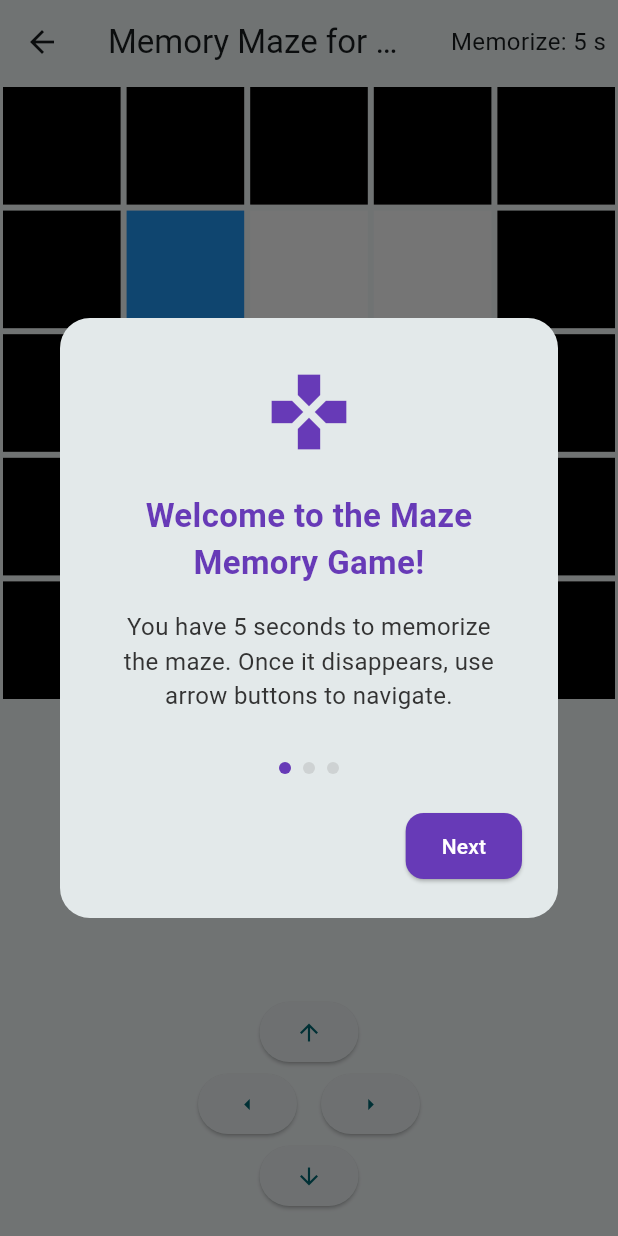
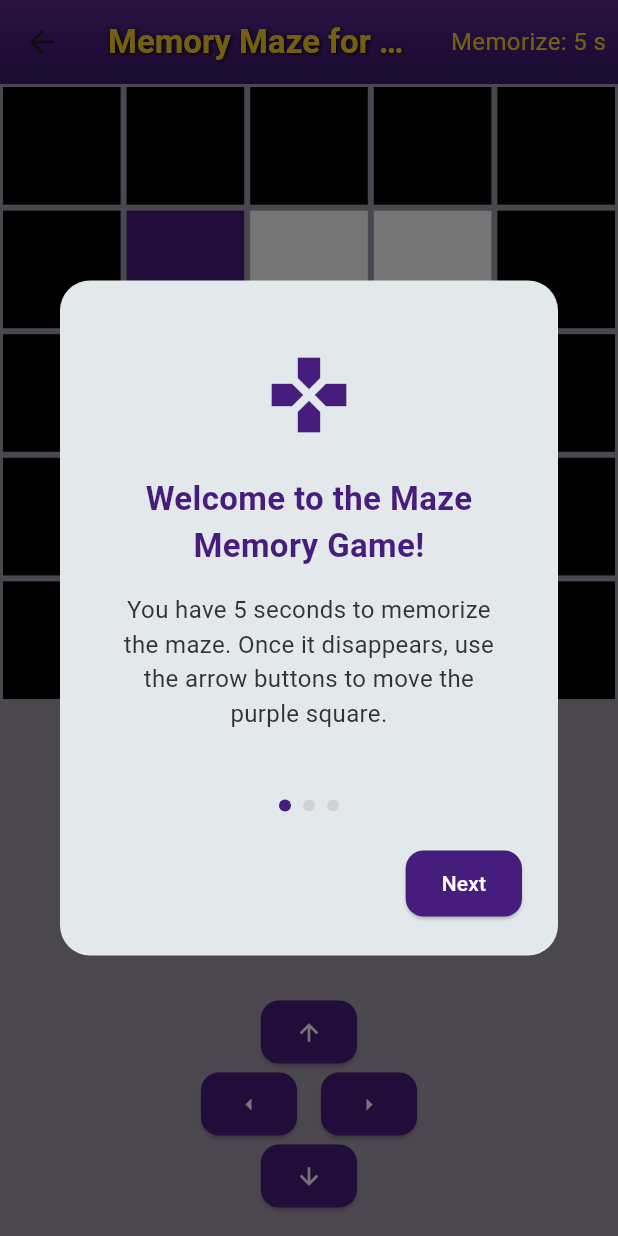
Before and after one commit to mpinel6/CSC4330ScavengerHunt_Rework, a Flutter app: the GamesScreen screen opened directly, after a tap on "Location 1", on a phone screen of 412 x 824 dp. Run offline on Flutter 3.47's test engine with Material 3 defaults, Android fonts, the phone set to English and light mode, and no system bars; our stand-ins replace audioplayers, shared_preferences; accounts and stored records are empty; Roboto replaces fonts that are missing (ProximaNova).

Commit message:
Made game screen adhere to brand guidelines

```diff
--- a/lib/game_screen.dart
+++ b/lib/game_screen.dart
@@ -9,15 +9,48 @@ class GamesScreen extends StatelessWidget {
     final List<String> locations = List.generate(10, (index) => 'Location ${index + 1}');
 
     return Scaffold(
+      backgroundColor: const Color(0xFFA39AAC),
       appBar: AppBar(
-        title: const Text('Games'),
+        title: const Text(
+          'Games',
+          style: TextStyle(
+            fontWeight: FontWeight.bold,
+            color: Color(0xFFFDD023),
+            shadows: [
+              Shadow(
+                offset: Offset(1.0, 1.0),
+                blurRadius: 3.0,
+                color: Color(0xFF000000),
+              ),
+            ],
+          ),
+        ),
+        flexibleSpace: Container(
+          decoration: const BoxDecoration(
+            gradient: LinearGradient(
+              begin: Alignment.topCenter,
+              end: Alignment.bottomCenter,
+              colors: [
+                Color(0xFF5A2B8C), // Lighter purple
+                Color(0xFF461D7C), // Main purple
+                Color(0xFF3A1B6C), // Darker purple
+              ],
+            ),
+          ),
+        ),
       ),
       body: ListView.builder(
         itemCount: locations.length,
         itemBuilder: (context, index) {
           return ListTile(
-            title: Text(locations[index]),
-            trailing: const Icon(Icons.arrow_forward_ios),
+            title: Text(
+              locations[index],
+              style: const TextStyle(
+                color: Color(0xFF333333),
+                fontWeight: FontWeight.w600,
+              ),
+            ),
+            trailing: const Icon(Icons.arrow_forward_ios, color: Color(0xFF333333)),
             onTap: () {
               Navigator.push(
                 context,
@@ -162,7 +195,6 @@ class _MazeGameState extends State<MazeGame> {
   ];
 
   late List<List<int>> _maze;
-
   int _playerRow = 1;
   int _playerCol = 1;
 
@@ -170,7 +202,6 @@ class _MazeGameState extends State<MazeGame> {
   late int _exitCol;
 
   bool _hasReachedExit = false;
-
   int _timeElapsed = 0;
   int _memorizeCountdown = 5;
   bool _showMaze = true;
@@ -181,9 +212,7 @@ class _MazeGameState extends State<MazeGame> {
   @override
   void initState() {
     super.initState();
-
     final difficultyIndex = _gamesCompleted.clamp(0, _allMazes.length - 1);
-
     _maze = _allMazes[difficultyIndex].map((row) => List<int>.from(row)).toList();
 
     _exitRow = _maze.length - 2;
@@ -221,9 +250,10 @@ class _MazeGameState extends State<MazeGame> {
     final newRow = _playerRow + deltaRow;
     final newCol = _playerCol + deltaCol;
 
-    if (
-        newRow < 0 || newRow >= _maze.length ||
-        newCol < 0 || newCol >= _maze[0].length ||
+    if (newRow < 0 ||
+        newRow >= _maze.length ||
+        newCol < 0 ||
+        newCol >= _maze[0].length ||
         _maze[newRow][newCol] == 1) {
       _resetGame();
       return;
@@ -294,8 +324,35 @@ class _MazeGameState extends State<MazeGame> {
   @override
   Widget build(BuildContext context) {
     return Scaffold(
+      backgroundColor: const Color(0xFFA39AAC),
       appBar: AppBar(
-        title: Text('Memory Maze for Location ${widget.locationIndex + 1}'),
+        title: Text(
+          'Memory Maze for Location ${widget.locationIndex + 1}',
+          style: const TextStyle(
+            fontWeight: FontWeight.bold,
+            color: Color(0xFFFDD023),
+            shadows: [
+              Shadow(
+                offset: Offset(1.0, 1.0),
+                blurRadius: 3.0,
+                color: Color(0xFF000000),
+              ),
+            ],
+          ),
+        ),
+        flexibleSpace: Container(
+          decoration: const BoxDecoration(
+            gradient: LinearGradient(
+              begin: Alignment.topCenter,
+              end: Alignment.bottomCenter,
+              colors: [
+                Color(0xFF5A2B8C),
+                Color(0xFF461D7C),
+                Color(0xFF3A1B6C),
+              ],
+            ),
+          ),
+        ),
         actions: [
           Padding(
             padding: const EdgeInsets.all(8.0),
@@ -304,7 +361,10 @@ class _MazeGameState extends State<MazeGame> {
                 _isMemorizing
                     ? 'Memorize: $_memorizeCountdown s'
                     : 'Time: $_timeElapsed s',
-                style: const TextStyle(fontSize: 16),
+                style: const TextStyle(
+                  fontSize: 16,
+                  color: Color(0xFFFDD023),
+                ),
               ),
             ),
           ),
@@ -341,19 +401,22 @@ class _MazeGameState extends State<MazeGame> {
     if (row == _playerRow && col == _playerCol) {
       return Container(
         margin: const EdgeInsets.all(2),
-        color: Colors.blue,
+        color: const Color(0xFF461D7C),
       );
-    } else if (row == _exitRow && col == _exitCol) {
+    }
+    else if (row == _exitRow && col == _exitCol) {
       return Container(
         margin: const EdgeInsets.all(2),
-        color: Colors.green,
+        color: const Color(0xFFFDD023),
       );
-    } else if (_maze[row][col] == 1) {
+    }
+    else if (_maze[row][col] == 1) {
       return Container(
         margin: const EdgeInsets.all(2),
         color: Colors.black,
       );
-    } else {
+    }
+    else {
       return Container(
         margin: const EdgeInsets.all(2),
         color: Colors.white,
@@ -372,6 +435,7 @@ class _MazeGameState extends State<MazeGame> {
               ElevatedButton(
                 onPressed: () => _movePlayer(-1, 0),
                 child: const Icon(Icons.arrow_upward),
+                style: _controlButtonStyle(),
               ),
             ],
           ),
@@ -381,11 +445,13 @@ class _MazeGameState extends State<MazeGame> {
               ElevatedButton(
                 onPressed: () => _movePlayer(0, -1),
                 child: const Icon(Icons.arrow_left),
+                style: _controlButtonStyle(),
               ),
               const SizedBox(width: 16),
               ElevatedButton(
                 onPressed: () => _movePlayer(0, 1),
                 child: const Icon(Icons.arrow_right),
+                style: _controlButtonStyle(),
               ),
             ],
           ),
@@ -395,10 +461,22 @@ class _MazeGameState extends State<MazeGame> {
               ElevatedButton(
                 onPressed: () => _movePlayer(1, 0),
                 child: const Icon(Icons.arrow_downward),
+                style: _controlButtonStyle(),
               ),
             ],
           ),
         ],
+      ),
+    );
+  }
+
+  ButtonStyle _controlButtonStyle() {
+    return ElevatedButton.styleFrom(
+      backgroundColor: const Color(0xFF461D7C),
+      foregroundColor: Colors.white,
+      padding: const EdgeInsets.all(12),
+      shape: RoundedRectangleBorder(
+        borderRadius: BorderRadius.circular(12),
       ),
     );
   }
@@ -420,17 +498,18 @@ class _MazeTutorialDialogState extends State<MazeTutorialDialog> {
   final List<TutorialPage> _pages = [
     TutorialPage(
       title: 'Welcome to the Maze Memory Game!',
-      description: 'You have 5 seconds to memorize the maze. Once it disappears, use arrow buttons to navigate.',
+      description:
+          'You have 5 seconds to memorize the maze. Once it disappears, use the arrow buttons to move the purple square.',
       icon: Icons.games,
     ),
     TutorialPage(
       title: 'Memorize the Path',
-      description: 'If you hit a wall or go out of bounds, you must start over and get another 5 seconds.',
+      description: 'If you hit a wall or go out of bounds, you must start over and try to remember the maze again.',
       icon: Icons.timer,
     ),
     TutorialPage(
       title: 'Objective',
-      description: 'Reach the green square without a wrong move. Then you\'ll see your clue!',
+      description: 'Reach the yellow square without a wrong move. Then you\'ll get your clue!',
       icon: Icons.lightbulb,
     ),
   ];
@@ -441,7 +520,7 @@ class _MazeTutorialDialogState extends State<MazeTutorialDialog> {
       shape: RoundedRectangleBorder(borderRadius: BorderRadius.circular(20)),
       child: Container(
         width: MediaQuery.of(context).size.width * 0.85,
-        height: 400,
+        height: 450,
         padding: const EdgeInsets.all(24),
         child: Column(
           mainAxisSize: MainAxisSize.min,
@@ -470,7 +549,7 @@ class _MazeTutorialDialogState extends State<MazeTutorialDialog> {
                   decoration: BoxDecoration(
                     shape: BoxShape.circle,
                     color: _currentPage == index
-                        ? Colors.deepPurple
+                        ? const Color(0xFF461D7C)
                         : Colors.grey.withOpacity(0.3),
                   ),
                 ),
@@ -504,10 +583,9 @@ class _MazeTutorialDialogState extends State<MazeTutorialDialog> {
                     }
                   },
                   style: ElevatedButton.styleFrom(
-                    backgroundColor: Colors.deepPurple,
+                    backgroundColor: const Color(0xFF461D7C),
                     foregroundColor: Colors.white,
-                    padding: const EdgeInsets.symmetric(
-                        horizontal: 24, vertical: 12),
+                    padding: const EdgeInsets.symmetric(horizontal: 24, vertical: 12),
                     shape: RoundedRectangleBorder(
                       borderRadius: BorderRadius.circular(12),
                     ),
@@ -531,7 +609,7 @@ class _MazeTutorialDialogState extends State<MazeTutorialDialog> {
         Icon(
           page.icon,
           size: 60,
-          color: Colors.deepPurple,
+          color: const Color(0xFF461D7C),
         ),
         const SizedBox(height: 24),
         Text(
@@ -539,7 +617,7 @@ class _MazeTutorialDialogState extends State<MazeTutorialDialog> {
           style: const TextStyle(
             fontSize: 22,
             fontWeight: FontWeight.bold,
-            color: Colors.deepPurple,
+            color: Color(0xFF461D7C),
           ),
           textAlign: TextAlign.center,
         ),
```
